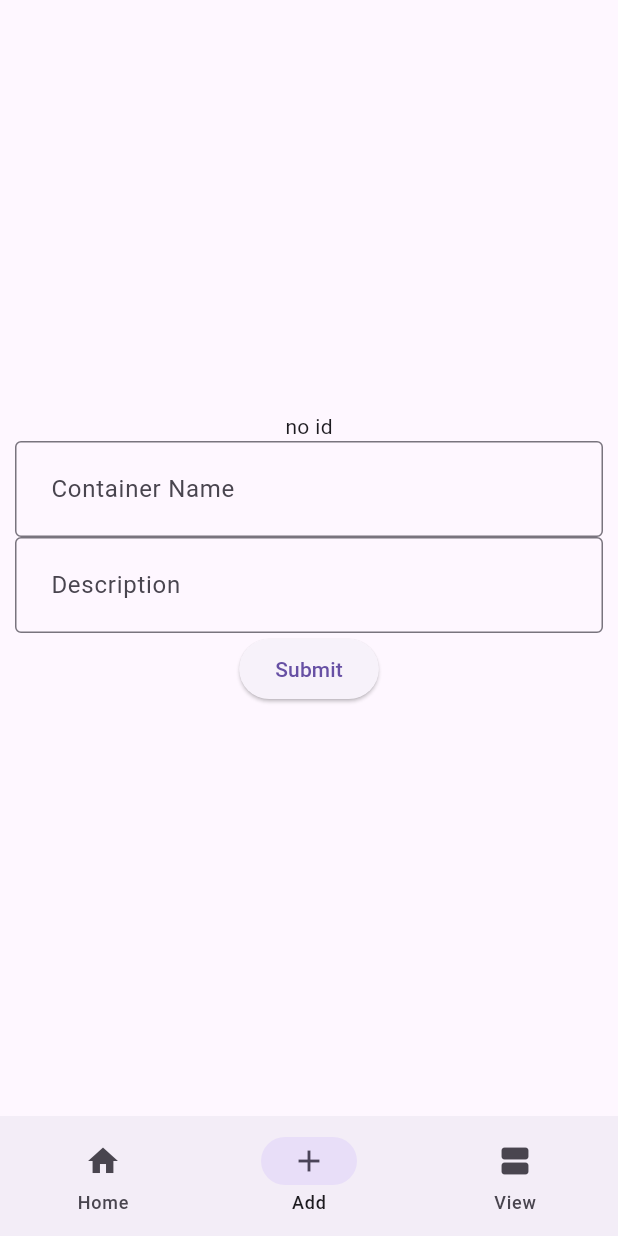
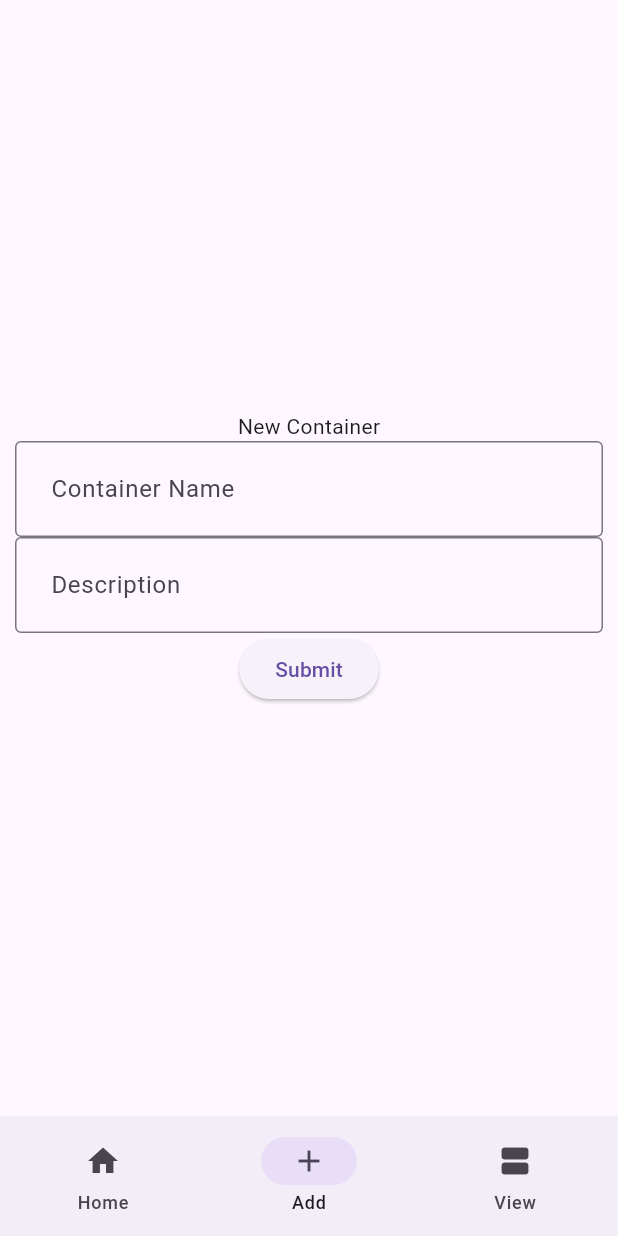
Before and after one commit to bdvuong/boxcodes, a Flutter app: the screen it shows after launch, item 2 of the bottom bar chosen, on a phone screen of 412 x 824 dp. Run offline on Flutter 3.47's test engine with Material 3 defaults, Android fonts, the phone set to English and light mode, and no system bars; our stand-ins replace cloud_firestore, firebase_core; accounts and stored records are empty.

Commit message:
Clean up
- Removed text showing container name from box_edit.dart
- Changed text name in box_edit.dart

```diff
--- a/lib/widgets/boxes/box_edit.dart
+++ b/lib/widgets/boxes/box_edit.dart
@@ -28,7 +28,6 @@ class BoxEditState extends State<BoxEdit> {
               child: const Text("Back"),
             ),
           ),
-          Text(widget.box.name),
         ],
       ),
     );
--- a/lib/widgets/boxes/box_form.dart
+++ b/lib/widgets/boxes/box_form.dart
@@ -32,7 +32,9 @@ class BoxFormState extends State<BoxForm> {
         child: Column(
           mainAxisAlignment: MainAxisAlignment.center,
           children: <Widget>[
-            widget.box == null ? const Text("no id") : Text(widget.box!.id!),
+            widget.box == null
+                ? const Text("New Container")
+                : Text("Editing Box: ${widget.box!.id!}"),
             _error.isNotEmpty ? Text(_error) : const SizedBox.shrink(),
             TextFormField(
               initialValue: widget.box?.name,
```
